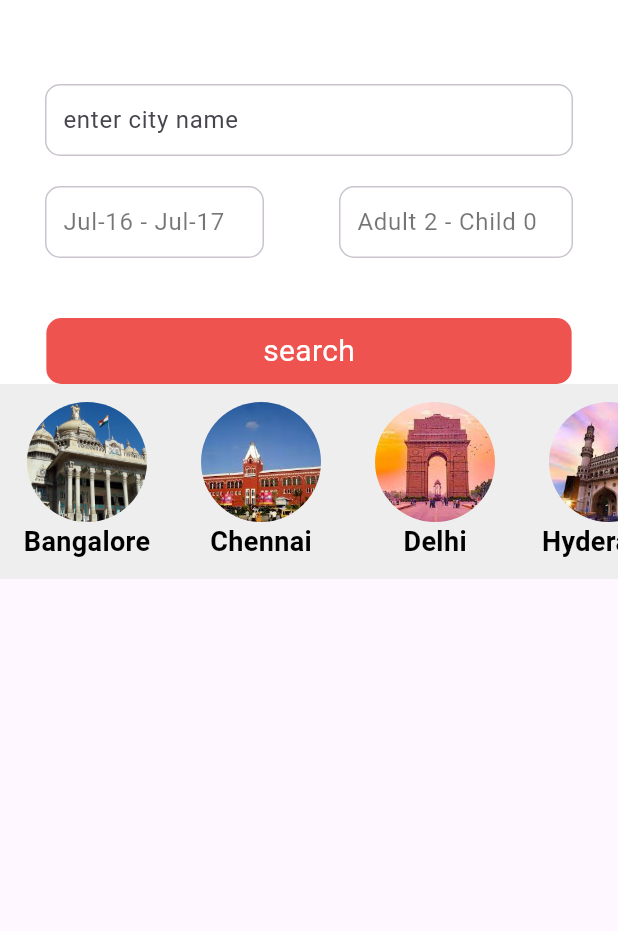
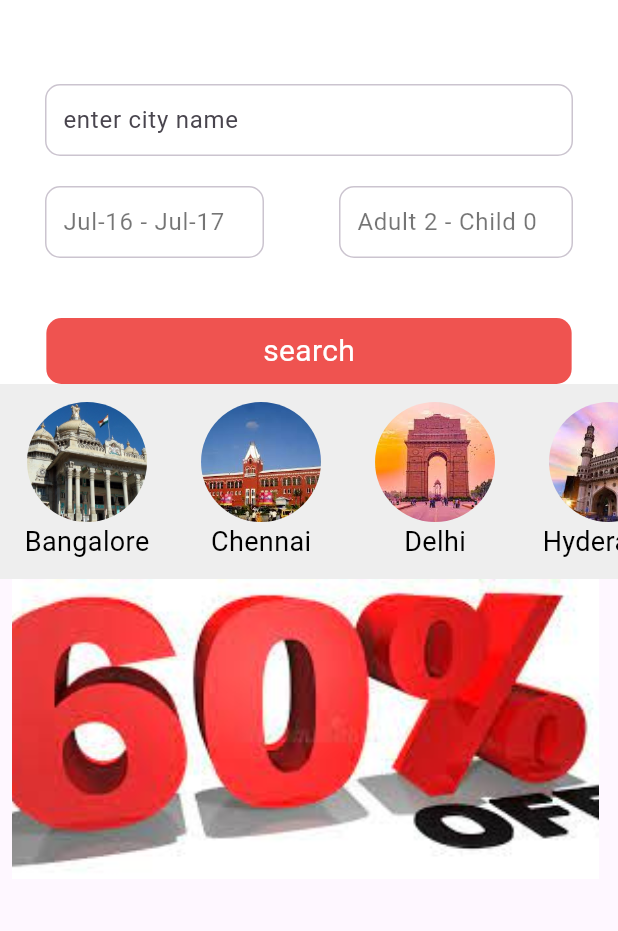
Before and after one commit to naveenprasanth2/practise1, a Flutter app: the screen it shows after launch, after a tap on "search", on a phone screen of 412 x 824 dp, the part 66-997 px from its top. Run offline on Flutter 3.47's test engine with Material 2 defaults, Android fonts, the phone set to English and light mode, and no system bars.

Commit message:
testBranch1

```diff
--- a/lib/list_view_test/extras/circle.dart
+++ b/lib/list_view_test/extras/circle.dart
@@ -1,5 +1,5 @@
 import 'package:flutter/material.dart';
-import 'package:practise1/list_view_test/extras/test_page.dart';
+import 'package:practise1/tests/test_page.dart';
 
 class MyCircle extends StatelessWidget {
   final String title;
--- a/lib/list_view_test/screens/slivers.dart
+++ b/lib/list_view_test/screens/slivers.dart
@@ -16,6 +16,57 @@ class SliversTest extends StatefulWidget {
 }
 
 class _SliversTestState extends State<SliversTest> {
+  late ScrollController _scrollController;
+  final int itemCount = 10;
+  final double scrollDuration = 2.0;
+
+  @override
+  void initState() {
+    super.initState();
+    _scrollController = ScrollController();
+    WidgetsBinding.instance.addPostFrameCallback((_) {
+      _autoScroll(MediaQuery.of(context).size.width * 0.95);
+    });
+  }
+
+  @override
+  void dispose() {
+    _scrollController.dispose();
+    super.dispose();
+  }
+
+  void _autoScroll(double itemWidth) async {
+    final double maxScrollExtent = _scrollController.position.maxScrollExtent;
+    final double itemExtent = itemWidth + 16.0; // Adjust with margin if any
+    double currentScrollOffset = 0.0;
+
+    while (true) {
+      await Future.delayed(Duration(seconds: scrollDuration.toInt()));
+      if (_scrollController.hasClients) {
+        currentScrollOffset += itemExtent;
+        if (currentScrollOffset >= maxScrollExtent) {
+          await _scrollController.animateTo(
+            currentScrollOffset,
+            duration: Duration(seconds: scrollDuration.toInt()),
+            curve: Curves.easeInOut,
+          );
+          currentScrollOffset = 0.0;
+          await _scrollController.animateTo(
+            currentScrollOffset,
+            duration: Duration(seconds: scrollDuration.toInt()),
+            curve: Curves.easeInOut,
+          );
+        } else {
+          await _scrollController.animateTo(
+            currentScrollOffset,
+            duration: Duration(seconds: scrollDuration.toInt()),
+            curve: Curves.easeInOut,
+          );
+        }
+      }
+    }
+  }
+
   @override
   Widget build(BuildContext context) {
     return Scaffold(
@@ -207,6 +258,26 @@ class _SliversTestState extends State<SliversTest> {
                 itemBuilder: (BuildContext context, int index) {
                   return CityWidget(
                     cityName: LocationConstants.locationImages[index],
+                    onPressed: () {},
+                  );
+                },
+              ),
+            ),
+          ),
+          SliverToBoxAdapter(
+            child: SizedBox(
+              height: 200.0,
+              child: ListView.builder(
+                controller: _scrollController,
+                scrollDirection: Axis.horizontal,
+                itemCount: itemCount,
+                itemBuilder: (BuildContext context, int index) {
+                  return Container(
+                    width: MediaQuery.of(context).size.width * 0.95,
+                    margin: const EdgeInsets.symmetric(horizontal: 8.0),
+                    decoration: const BoxDecoration(
+                      image: DecorationImage(image: AssetImage("assets/offerBanner.jpg"), fit: BoxFit.cover)
+                    ),
                   );
                 },
               ),
--- a/lib/list_view_test/widgets/city_widget.dart
+++ b/lib/list_view_test/widgets/city_widget.dart
@@ -2,12 +2,15 @@ import 'package:flutter/material.dart';
 
 class CityWidget extends StatelessWidget {
   final String cityName;
+  final VoidCallback? onPressed;
 
-  const CityWidget({super.key, required this.cityName});
+  const CityWidget({super.key, required this.cityName, this.onPressed});
 
   @override
   Widget build(BuildContext context) {
-    return Container(
+    return InkWell(
+      onTap: onPressed,
+      child: Container(
         margin: const EdgeInsets.all(8.0),
         width: 100,
         decoration: BoxDecoration(
@@ -31,11 +34,12 @@ class CityWidget extends StatelessWidget {
               style: const TextStyle(
                 color: Colors.black, // Set the text color
                 fontSize: 18, // Set the font size
-              fontWeight: FontWeight.bold, // Set the font weight
+                fontWeight: FontWeight.normal, // Set the font weight
               ),
             ),
           ],
         ),
+      ),
     );
   }
 }
```
Also changed, not shown: assets/offerBanner.jpg (added), lib/tests/home_page_test.dart (renamed from lib/list_view_test/widgets/home_page_test.dart), lib/tests/test_page.dart (renamed from lib/list_view_test/extras/test_page.dart). Lines whose indentation alone changed are shown as unchanged.
